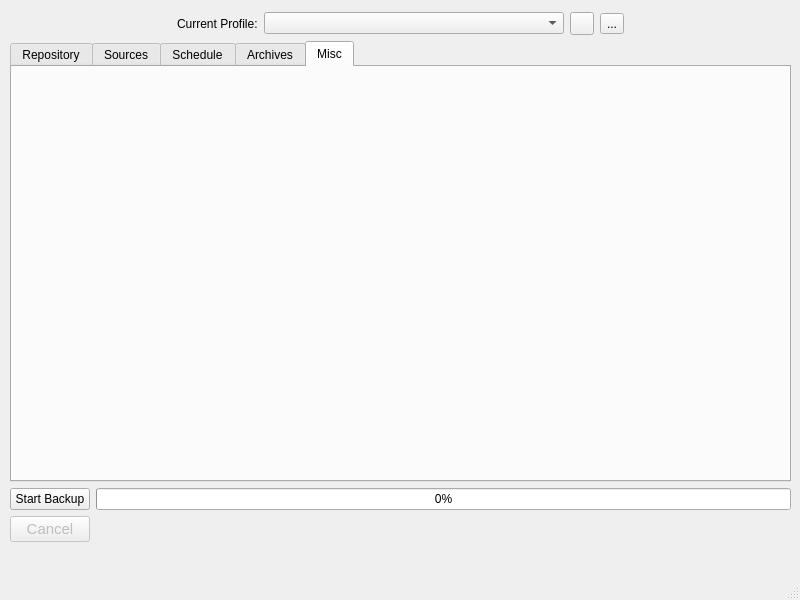
The window that src/vorta/assets/UI/mainwindow.ui (borgbase/vorta) describes before a commit, drawn with Qt 5.
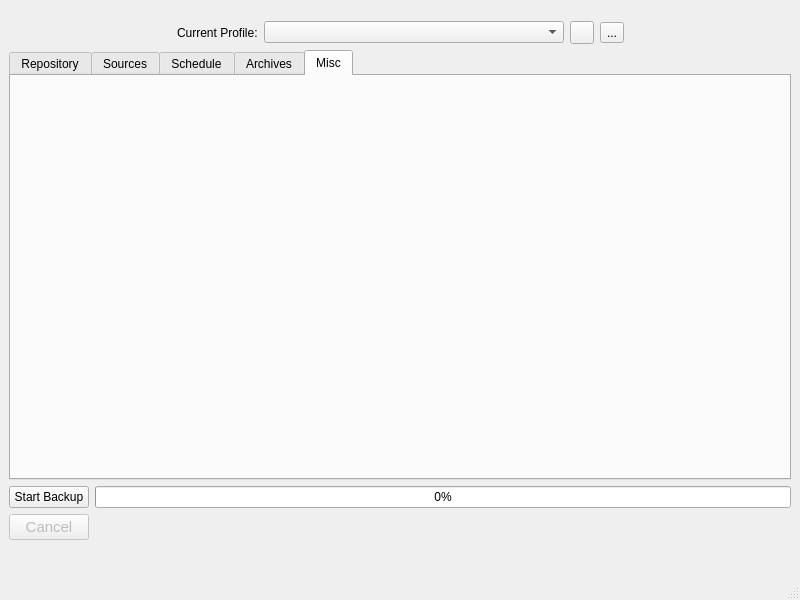
The same window after the commit. Icons and pictures are not drawn.

Commit message:
Make the main window resizeable (#130)
Remove the maximum size restriction and assign a layout to the main
window so it resizes gracefully

Patch:
```diff
--- a/src/vorta/assets/UI/mainwindow.ui
+++ b/src/vorta/assets/UI/mainwindow.ui
@@ -16,12 +16,6 @@
     <height>600</height>
    </size>
   </property>
-  <property name="maximumSize">
-   <size>
-    <width>800</width>
-    <height>600</height>
-   </size>
-  </property>
   <property name="windowTitle">
    <string>MainWindow</string>
   </property>
@@ -29,28 +23,7 @@
    <double>1.000000000000000</double>
   </property>
   <widget class="QWidget" name="centralwidget">
-   <widget class="QWidget" name="verticalLayoutWidget_2">
-    <property name="geometry">
-     <rect>
-      <x>0</x>
-      <y>0</y>
-      <width>801</width>
-      <height>571</height>
-     </rect>
-    </property>
-    <layout class="QVBoxLayout" name="verticalLayout_2">
-     <property name="leftMargin">
-      <number>10</number>
-     </property>
-     <property name="topMargin">
-      <number>0</number>
-     </property>
-     <property name="rightMargin">
-      <number>10</number>
-     </property>
-     <property name="bottomMargin">
-      <number>0</number>
-     </property>
+   <layout class="QVBoxLayout" name="verticalLayout">
      <item>
       <layout class="QHBoxLayout" name="horizontalLayout">
        <property name="topMargin">
@@ -292,7 +265,6 @@
       </layout>
      </item>
     </layout>
-   </widget>
   </widget>
   <widget class="QStatusBar" name="statusbar"/>
   <action name="actionLatest">
```
